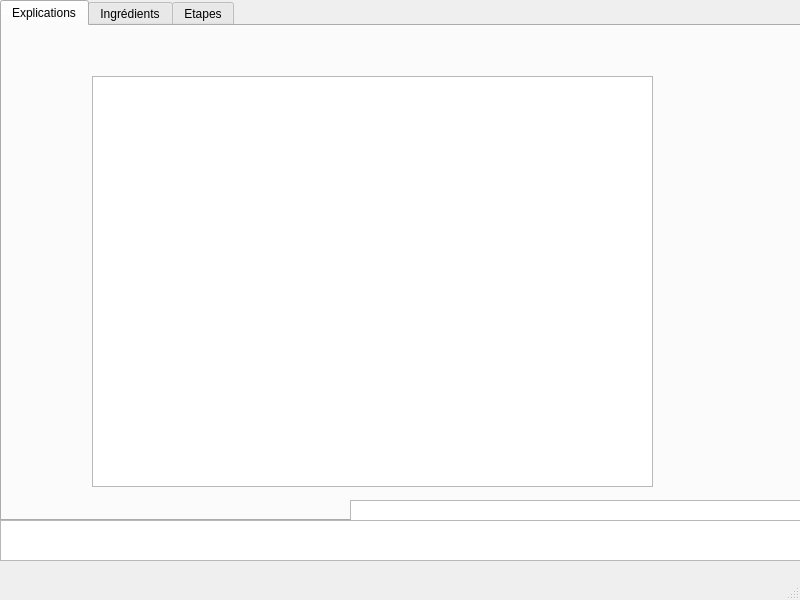
The window that mainwindow.ui (shraizen/ihm_cuisine) describes before a commit, drawn with Qt 5.
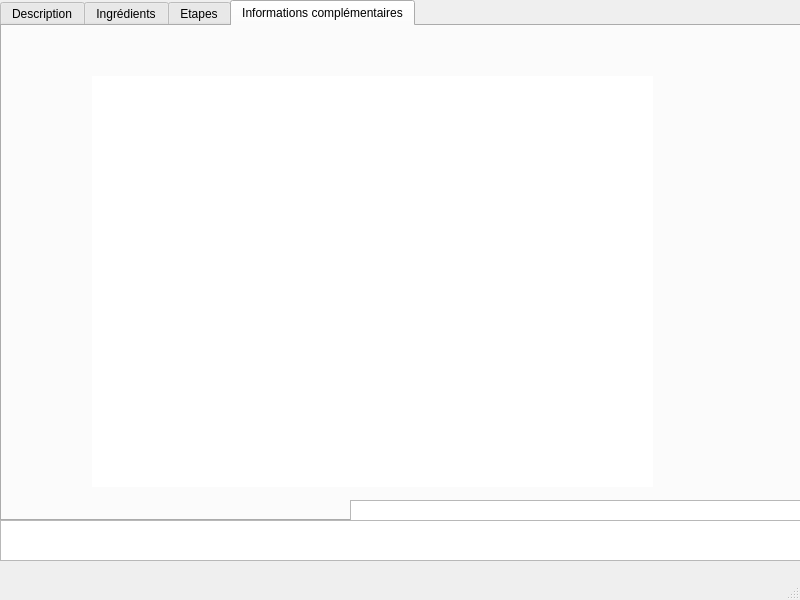
The same window after the commit. The open tabs and pages were chosen to show the change.

The edit to the form file:
```diff
--- a/mainwindow.ui
+++ b/mainwindow.ui
@@ -28,7 +28,7 @@
     </property>
     <widget class="QWidget" name="Description">
      <attribute name="title">
-      <string>Explications</string>
+      <string>Description</string>
      </attribute>
      <widget class="QListWidget" name="listeDescription">
       <property name="geometry">
@@ -40,14 +40,20 @@
        </rect>
       </property>
       <property name="sizeAdjustPolicy">
-       <enum>QAbstractScrollArea::AdjustToContents</enum>
+       <enum>QAbstractScrollArea::AdjustIgnored</enum>
       </property>
       <property name="textElideMode">
-       <enum>Qt::ElideNone</enum>
+       <enum>Qt::ElideLeft</enum>
+      </property>
+      <property name="resizeMode">
+       <enum>QListView::Fixed</enum>
       </property>
       <property name="wordWrap">
        <bool>true</bool>
       </property>
+      <property name="itemAlignment">
+       <set>Qt::AlignLeading|Qt::AlignLeft|Qt::AlignTop</set>
+      </property>
      </widget>
     </widget>
     <widget class="QWidget" name="Ingredients">
@@ -116,6 +122,67 @@
       <property name="text">
        <string>&gt;</string>
       </property>
+     </widget>
+     <widget class="QLabel" name="tempLabel">
+      <property name="geometry">
+       <rect>
+        <x>670</x>
+        <y>210</y>
+        <width>47</width>
+        <height>13</height>
+       </rect>
+      </property>
+      <property name="text">
+       <string>TextLabel</string>
+      </property>
+     </widget>
+    </widget>
+    <widget class="QWidget" name="Informations">
+     <attribute name="title">
+      <string>Informations complémentaires</string>
+     </attribute>
+     <widget class="QTableWidget" name="tableInformations">
+      <property name="geometry">
+       <rect>
+        <x>90</x>
+        <y>50</y>
+        <width>561</width>
+        <height>411</height>
+       </rect>
+      </property>
+      <property name="toolTip">
+       <string/>
+      </property>
+      <property name="frameShape">
+       <enum>QFrame::NoFrame</enum>
+      </property>
+      <property name="tabKeyNavigation">
+       <bool>false</bool>
+      </property>
+      <property name="textElideMode">
+       <enum>Qt::ElideNone</enum>
+      </property>
+      <property name="columnCount">
+       <number>0</number>
+      </property>
+      <attribute name="horizontalHeaderVisible">
+       <bool>false</bool>
+      </attribute>
+      <attribute name="horizontalHeaderCascadingSectionResizes">
+       <bool>false</bool>
+      </attribute>
+      <attribute name="horizontalHeaderHighlightSections">
+       <bool>true</bool>
+      </attribute>
+      <attribute name="verticalHeaderVisible">
+       <bool>false</bool>
+      </attribute>
+      <attribute name="verticalHeaderCascadingSectionResizes">
+       <bool>false</bool>
+      </attribute>
+      <attribute name="verticalHeaderHighlightSections">
+       <bool>true</bool>
+      </attribute>
      </widget>
     </widget>
    </widget>
```
Left out of the diff: 13 changed lines with no effect on the pictures.
